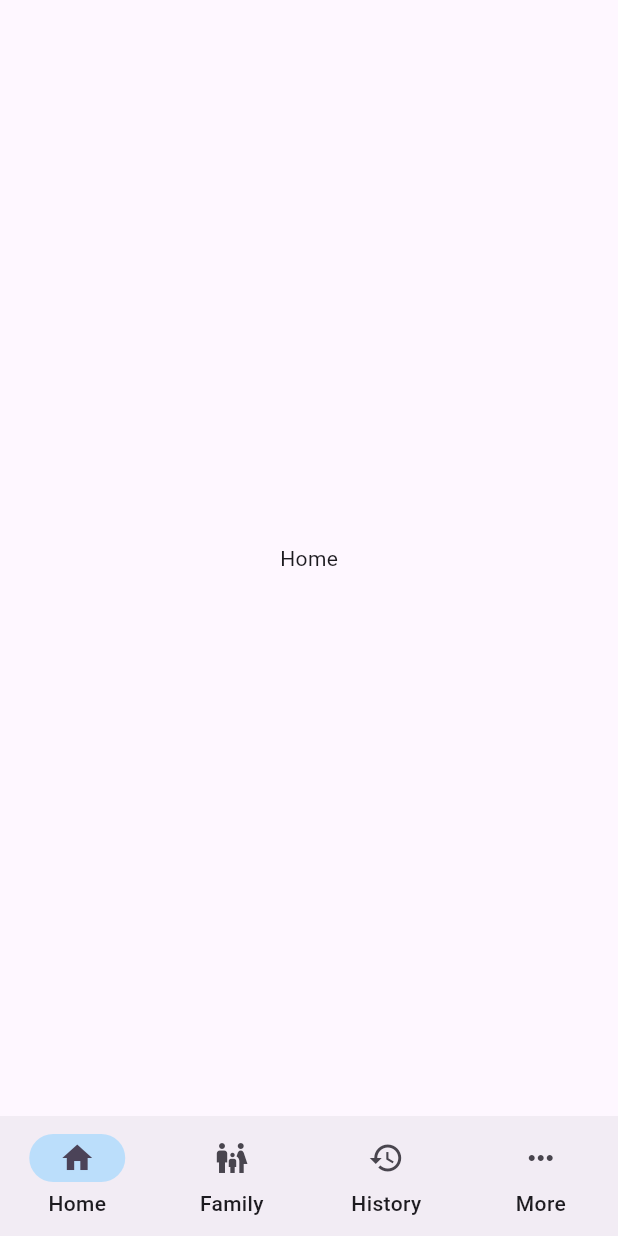
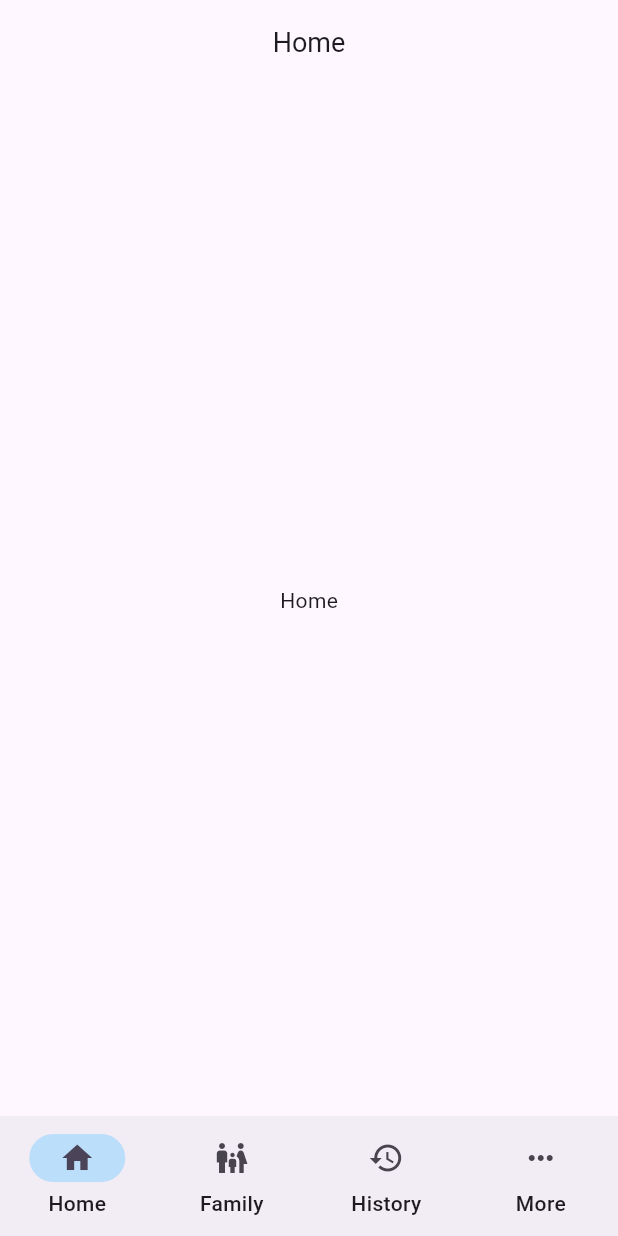
Before and after one commit to saimaboy/aarogya_meds, a Flutter app: the screen it shows after launch, on a phone screen of 412 x 824 dp. Run offline on Flutter 3.47's test engine with Material 3 defaults, Android fonts, the phone set to English and light mode, and no system bars.

Commit message:
test appbar

```diff
--- a/lib/screens/History/history_main.dart
+++ b/lib/screens/History/history_main.dart
@@ -1,3 +1,4 @@
+import 'package:aarogya_meds/widget/appbar_main.dart';
 import 'package:flutter/material.dart';
 
 class HistoryMain extends StatefulWidget {
@@ -11,6 +12,9 @@ class _HistoryMainState extends State<HistoryMain> {
   @override
   Widget build(BuildContext context) {
     return const Scaffold(
+      appBar: CustomAppBarMain(
+        title: 'History',
+      ),
       body: Center(
         child: Text('History'),
       ),
--- a/lib/screens/Home/home_main.dart
+++ b/lib/screens/Home/home_main.dart
@@ -1,3 +1,4 @@
+import 'package:aarogya_meds/widget/appbar_main.dart';
 import 'package:flutter/material.dart';
 
 class HomeMain extends StatefulWidget {
@@ -11,6 +12,9 @@ class _HomeMainState extends State<HomeMain> {
   @override
   Widget build(BuildContext context) {
     return const Scaffold(
+      appBar: CustomAppBarMain(
+        title: 'Home',
+      ),
       body: Center(
         child: Text('Home'),
       ),
--- a/lib/screens/wrapper.dart
+++ b/lib/screens/wrapper.dart
@@ -1,6 +1,7 @@
 //main screen
 import 'package:aarogya_meds/screens/History/history_main.dart';
 import 'package:aarogya_meds/screens/Home/home_main.dart';
+import 'package:aarogya_meds/widget/appbar_back.dart';
 import 'package:flutter/material.dart';
 
 class Wrapper extends StatefulWidget {
--- /dev/null
+++ b/lib/widget/appbar_main.dart
@@ -0,0 +1,22 @@
+import 'package:flutter/material.dart';
+
+class CustomAppBarMain extends StatelessWidget implements PreferredSizeWidget {
+  final String title;
+
+  const CustomAppBarMain({super.key, required this.title});
+
+  @override
+  Size get preferredSize => const Size.fromHeight(kToolbarHeight);
+  @override
+  Widget build(BuildContext context) {
+    return AppBar(
+      title: Text(
+        title,
+        style: const TextStyle(
+          fontSize: 18,
+        ),
+      ),
+      centerTitle: true,
+    );
+  }
+}
```
Also changed, not shown: lib/widget/appbar_back.dart (added, +30 -0 lines), lib/widget/drawer.dart (added, +93 -0 lines).
